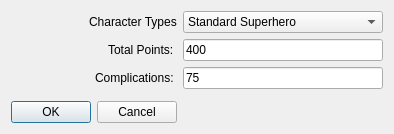
Above: optiondialog.ui from ldraconus/HSCCU before the change. Below: the same form after it.
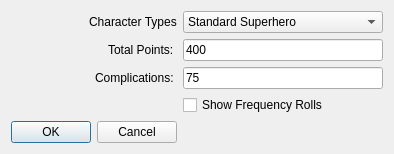
That is the form after the change. Icons and pictures are not drawn.

Commit message: Added ability to hide frequency rolls

Diff of the .ui file:
```diff
--- a/optiondialog.ui
+++ b/optiondialog.ui
@@ -7,7 +7,7 @@
     <x>0</x>
     <y>0</y>
     <width>394</width>
-    <height>121</height>
+    <height>144</height>
    </rect>
   </property>
   <property name="windowTitle">
@@ -68,7 +68,7 @@
      </property>
     </spacer>
    </item>
-   <item row="5" column="0">
+   <item row="6" column="0">
     <widget class="QDialogButtonBox" name="buttonBox">
      <property name="orientation">
       <enum>Qt::Horizontal</enum>
@@ -179,6 +179,13 @@
      </property>
     </widget>
    </item>
+   <item row="4" column="1">
+    <widget class="QCheckBox" name="showFrequencyRolls">
+     <property name="text">
+      <string>Show Frequency Rolls</string>
+     </property>
+    </widget>
+   </item>
   </layout>
  </widget>
  <resources>
```
The commit also changes 12 other files.
